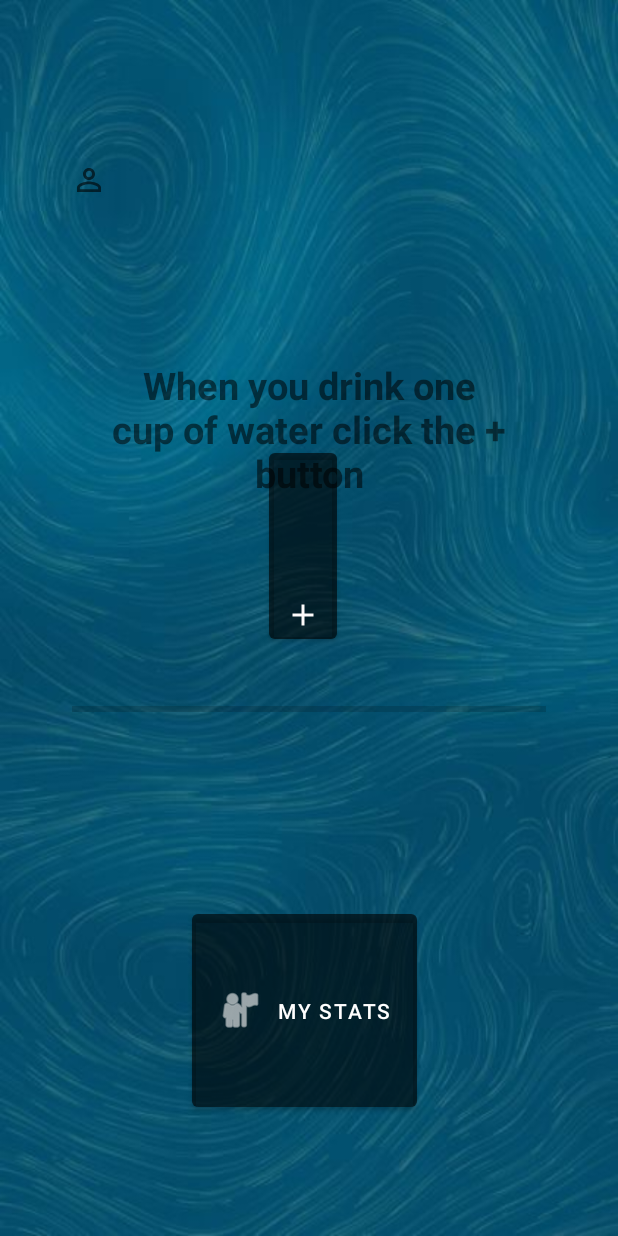
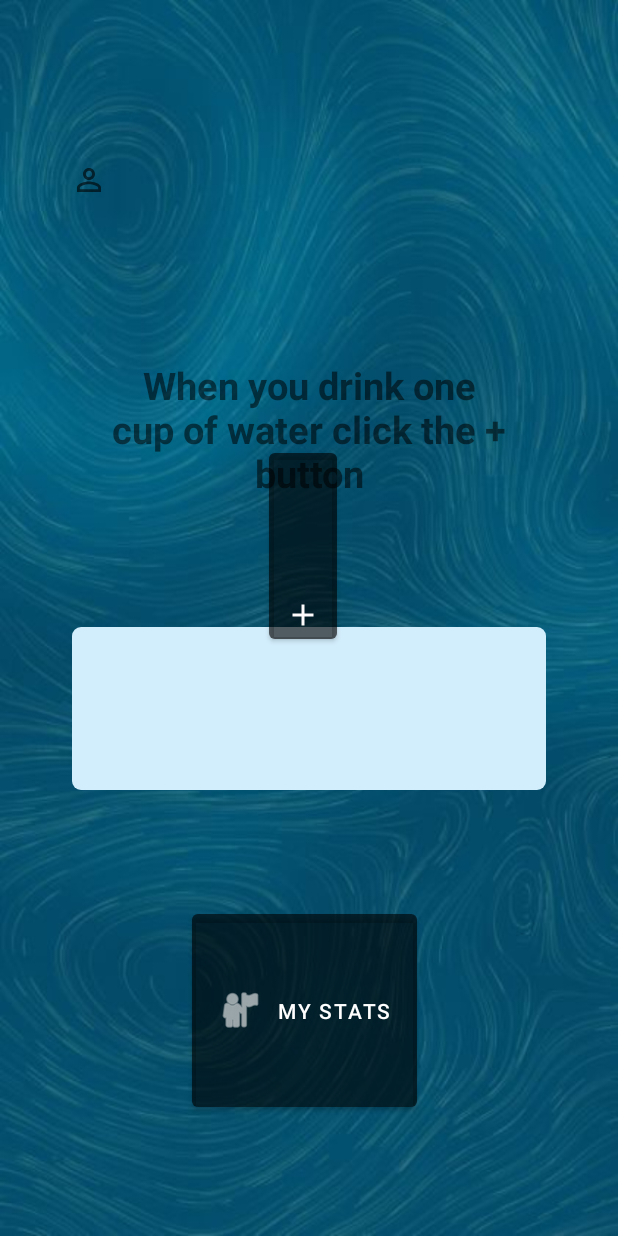
Before and after one commit to Hollow-hub/Water-Tracker, an Android app: the layout home.xml on its own in the app's theme, with its tools: preview values and no code run, on a phone screen of 412 x 824 dp. Run offline under Robolectric (Android 15) with nearby library versions, the light colour scheme and no system bars.

Commit message:
made a lot of things

```diff
--- a/app/build.gradle
+++ b/app/build.gradle
@@ -35,5 +35,5 @@ dependencies {
     testImplementation 'junit:junit:4.13.2'
     androidTestImplementation 'androidx.test.ext:junit:1.1.3'
     androidTestImplementation 'androidx.test.espresso:espresso-core:3.4.0'
-    implementation 'com.google.android.material:material:1.9.0'
+    implementation 'com.google.android.material:material:1.6.1'
 }
--- a/app/src/main/AndroidManifest.xml
+++ b/app/src/main/AndroidManifest.xml
@@ -18,6 +18,9 @@
                 <category android:name="android.intent.category.LAUNCHER" />
             </intent-filter>
         </activity>
+
+        <activity android:name=".MainActivity2"/>
+        <activity android:name=".Home"/>
     </application>
 
 </manifest>
--- a/app/src/main/java/com/example/watertracker/MainActivity2.java
+++ b/app/src/main/java/com/example/watertracker/MainActivity2.java
@@ -18,7 +18,7 @@ import java.text.NumberFormat;
 import java.util.ArrayList;
 import java.util.Currency;
 
-public class MainActivity2 extends AppCompatActivity {
+public class MainActivity2 extends AppCompatActivity{
 
     CoreDatabase db;
     RangeSlider rangeSliderWeight,rangeSliderActivity;
--- /dev/null
+++ b/app/src/main/res/drawable/custom_prog_bg.xml
@@ -0,0 +1,27 @@
+<?xml version="1.0" encoding="utf-8"?>
+<layer-list xmlns:android="http://schemas.android.com/apk/res/android">
+
+    <item android:id="@android:id/background">
+
+        <shape android:shape = "rectangle">
+
+            <corners android:radius = "6dp"/>
+            <solid android:color="#D2EDFC"/>
+
+        </shape>
+    </item>
+
+
+    <item android:id="@android:id/progress">
+
+        <scale android:scaleWidth="100%">
+
+            <shape android:shape="rectangle">
+                <corners android:radius="6dp"/>
+                <solid android:color="#287CF6"/>
+            </shape>
+
+        </scale>
+
+    </item>
+</layer-list>
--- a/app/src/main/res/layout/home.xml
+++ b/app/src/main/res/layout/home.xml
@@ -9,16 +9,17 @@
     <ProgressBar
         android:id="@+id/progress_bar"
         style="@style/Base.Widget.AppCompat.ProgressBar.Horizontal"
-        android:layout_width="315dp"
-        android:layout_height="154dp"
+        android:layout_width="wrap_content"
+        android:layout_height="16dp"
         android:layout_alignParentStart="true"
         android:layout_alignParentTop="true"
         android:layout_alignParentEnd="true"
         android:layout_alignParentBottom="true"
         android:layout_marginStart="48dp"
-        android:layout_marginTop="349dp"
+        android:layout_marginTop="418dp"
         android:layout_marginEnd="48dp"
-        android:layout_marginBottom="228dp" />
+        android:layout_marginBottom="297dp"
+        android:progressDrawable="@drawable/custom_prog_bg" />
 
     <TextView
         android:id="@+id/textView3"
@@ -63,7 +64,7 @@
         app:layout_constraintVertical_bias="0.868" />
 
     <Button
-        android:id="@+id/settings"
+        android:id="@+id/add"
         android:layout_width="45dp"
         android:layout_height="45dp"
         android:layout_alignParentStart="true"
```
Also changed, not shown: app/src/main/java/com/example/watertracker/CoreDatabase.java (+20 -0 lines), app/src/main/java/com/example/watertracker/Home.java (+25 -21 lines), app/src/main/java/com/example/watertracker/MainActivity.java (+10 -4 lines).
